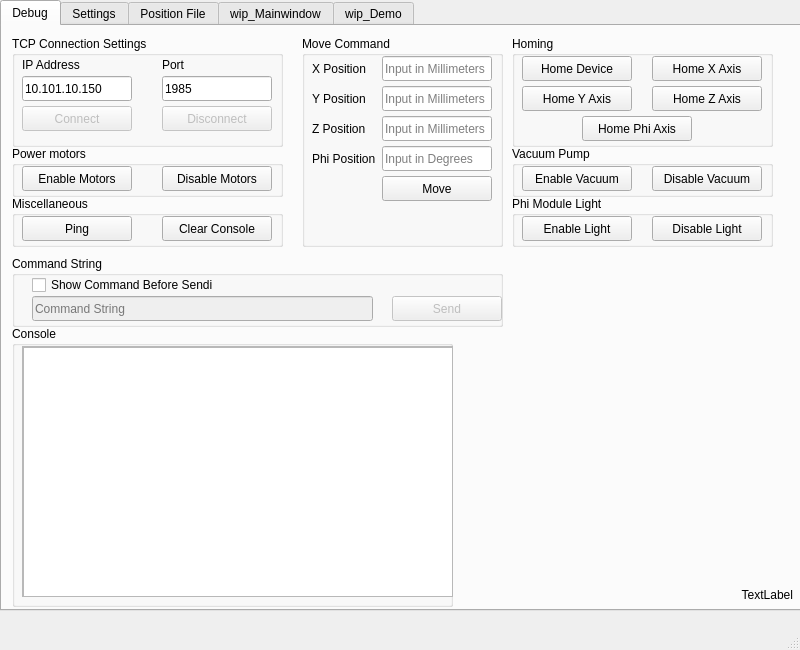
Old version of the form mainwindow.ui in the repository Fontys-PPM/PC-Interface.
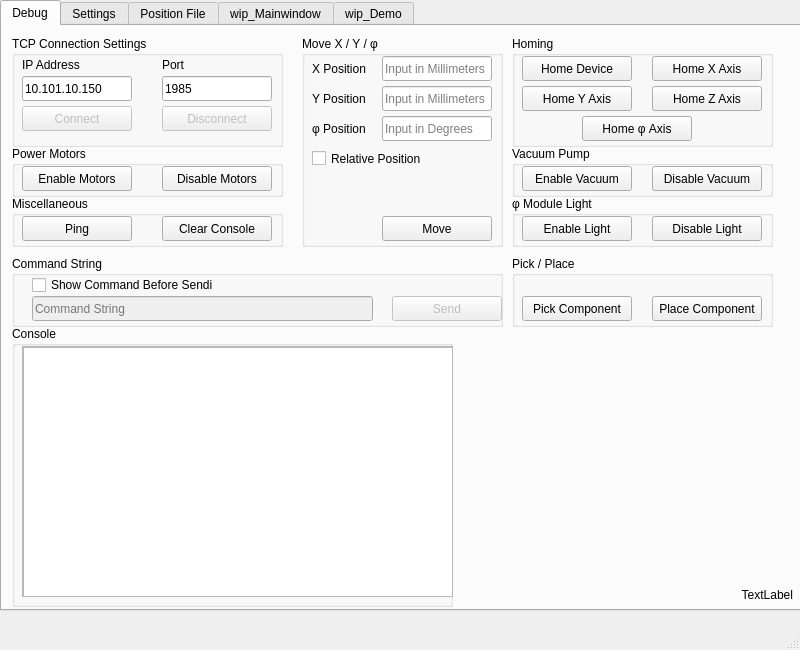
New version of the form. Icons and pictures are not drawn.

Commit message: Changing command structure.

```diff
--- a/mainwindow.ui
+++ b/mainwindow.ui
@@ -189,7 +189,7 @@
        </rect>
       </property>
       <property name="title">
-       <string>Move Command</string>
+       <string>Move X / Y / φ</string>
       </property>
       <widget class="QLabel" name="label_4">
        <property name="geometry">
@@ -249,66 +249,11 @@
         <string>Input in Millimeters</string>
        </property>
       </widget>
-      <widget class="QLabel" name="label_6">
-       <property name="geometry">
-        <rect>
-         <x>10</x>
-         <y>80</y>
-         <width>91</width>
-         <height>25</height>
-        </rect>
-       </property>
-       <property name="text">
-        <string>Z Position</string>
-       </property>
-      </widget>
-      <widget class="QLineEdit" name="txt_zPosition">
-       <property name="geometry">
-        <rect>
-         <x>80</x>
-         <y>80</y>
-         <width>110</width>
-         <height>25</height>
-        </rect>
-       </property>
-       <property name="placeholderText">
-        <string>Input in Millimeters</string>
-       </property>
-      </widget>
-      <widget class="QLabel" name="label_7">
-       <property name="geometry">
-        <rect>
-         <x>10</x>
-         <y>110</y>
-         <width>80</width>
-         <height>25</height>
-        </rect>
-       </property>
-       <property name="text">
-        <string>Phi Position</string>
-       </property>
-      </widget>
-      <widget class="QLineEdit" name="txt_phiPosition">
-       <property name="geometry">
-        <rect>
-         <x>80</x>
-         <y>110</y>
-         <width>110</width>
-         <height>25</height>
-        </rect>
-       </property>
-       <property name="text">
-        <string/>
-       </property>
-       <property name="placeholderText">
-        <string>Input in Degrees</string>
-       </property>
-      </widget>
       <widget class="QPushButton" name="btn_moveCommand">
        <property name="geometry">
         <rect>
          <x>80</x>
-         <y>140</y>
+         <y>180</y>
          <width>110</width>
          <height>25</height>
         </rect>
@@ -317,6 +262,48 @@
         <string>Move</string>
        </property>
       </widget>
+      <widget class="QLineEdit" name="txt_phiPosition">
+       <property name="geometry">
+        <rect>
+         <x>80</x>
+         <y>80</y>
+         <width>110</width>
+         <height>25</height>
+        </rect>
+       </property>
+       <property name="text">
+        <string/>
+       </property>
+       <property name="placeholderText">
+        <string>Input in Degrees</string>
+       </property>
+      </widget>
+      <widget class="QLabel" name="label_7">
+       <property name="geometry">
+        <rect>
+         <x>10</x>
+         <y>80</y>
+         <width>80</width>
+         <height>25</height>
+        </rect>
+       </property>
+       <property name="text">
+        <string>φ Position</string>
+       </property>
+      </widget>
+      <widget class="QCheckBox" name="cbx_relativePosition">
+       <property name="geometry">
+        <rect>
+         <x>10</x>
+         <y>110</y>
+         <width>180</width>
+         <height>25</height>
+        </rect>
+       </property>
+       <property name="text">
+        <string>Relative Position</string>
+       </property>
+      </widget>
      </widget>
      <widget class="QGroupBox" name="groupBox_3">
       <property name="geometry">
@@ -367,7 +354,7 @@
        </rect>
       </property>
       <property name="title">
-       <string>Phi Module Light</string>
+       <string>φ Module Light</string>
       </property>
       <widget class="QPushButton" name="btn_enableLight">
        <property name="geometry">
@@ -470,7 +457,7 @@
         </rect>
        </property>
        <property name="text">
-        <string>Home Phi Axis</string>
+        <string>Home φ Axis</string>
        </property>
       </widget>
      </widget>
@@ -655,7 +642,7 @@
        </rect>
       </property>
       <property name="title">
-       <string>Power motors</string>
+       <string>Power Motors</string>
       </property>
       <widget class="QPushButton" name="btn_powerOn">
        <property name="geometry">
@@ -684,6 +671,45 @@
        </property>
       </widget>
      </widget>
+     <widget class="QGroupBox" name="groupBox_11">
+      <property name="geometry">
+       <rect>
+        <x>510</x>
+        <y>230</y>
+        <width>261</width>
+        <height>71</height>
+       </rect>
+      </property>
+      <property name="title">
+       <string>Pick / Place</string>
+      </property>
+      <widget class="QPushButton" name="btn_pickComponent">
+       <property name="geometry">
+        <rect>
+         <x>10</x>
+         <y>40</y>
+         <width>110</width>
+         <height>25</height>
+        </rect>
+       </property>
+       <property name="text">
+        <string>Pick Component</string>
+       </property>
+      </widget>
+      <widget class="QPushButton" name="btn_placeComponent">
+       <property name="geometry">
+        <rect>
+         <x>140</x>
+         <y>40</y>
+         <width>110</width>
+         <height>25</height>
+        </rect>
+       </property>
+       <property name="text">
+        <string>Place Component</string>
+       </property>
+      </widget>
+     </widget>
     </widget>
     <widget class="QWidget" name="tab_2">
      <attribute name="title">
```
Left out of the diff: 1 changed line with no effect on the pictures. The commit also changes 2 other files.
